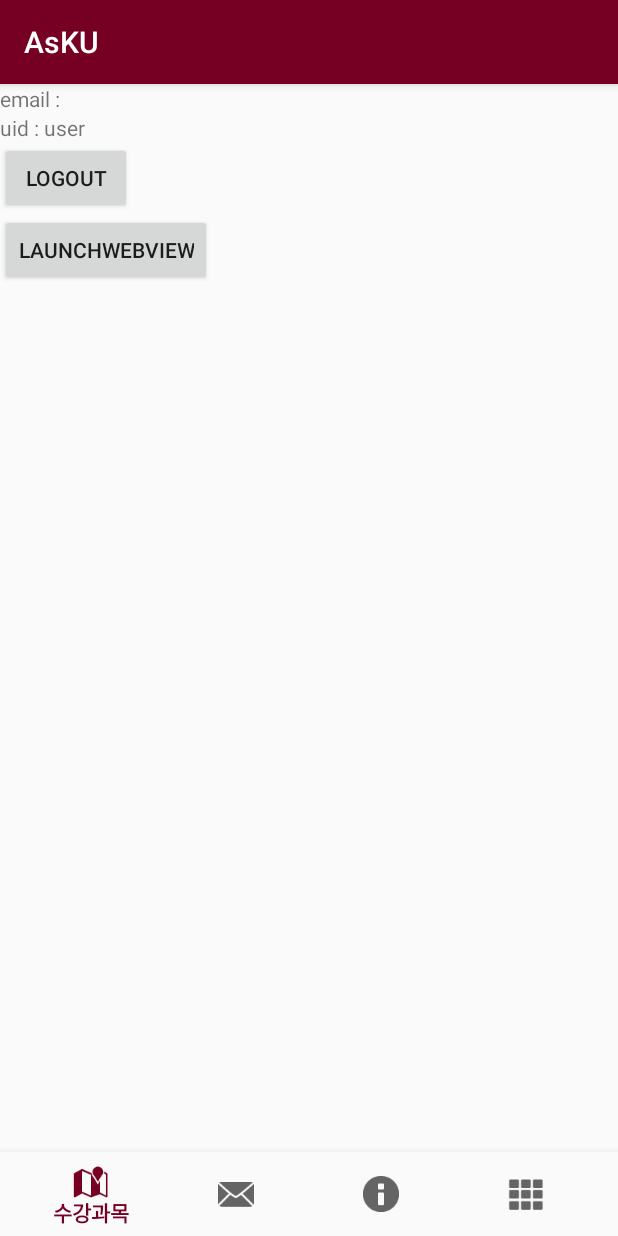
After one commit to os94/ASKU, an Android app: the fragment TestTabFragment placed in its activity, on a phone screen of 412 x 824 dp. The commit adds this screen. Run offline under Robolectric (Android 15) with nearby library versions, the light colour scheme and no system bars; our stand-ins replace Firebase (no records; nobody signed in at launch, a user with empty details on screens opened directly).

Commit message:
add a tab for test

```diff
--- a/app/src/main/AndroidManifest.xml
+++ b/app/src/main/AndroidManifest.xml
@@ -22,6 +22,9 @@
         <activity android:name=".TestActivity" />
         <activity android:name=".LoginActivity" />
         <activity android:name=".SignUpActivity" />
+        <activity android:name=".MsgTabActivity" />
+        <activity android:name=".MyInfoActivity" />
+
     </application>
 
 </manifest>
--- /dev/null
+++ b/app/src/main/java/kr/ac/korea/lecturestalk/kulecturestalk/TestTabFragment.java
@@ -0,0 +1,63 @@
+package kr.ac.korea.lecturestalk.kulecturestalk;
+
+import android.content.Intent;
+import android.os.Bundle;
+import android.support.annotation.Nullable;
+import android.support.v4.app.Fragment;
+import android.util.Log;
+import android.view.LayoutInflater;
+import android.view.View;
+import android.view.ViewGroup;
+import android.widget.Button;
+import android.widget.TextView;
+
+import com.google.firebase.auth.FirebaseAuth;
+
+public class TestTabFragment extends Fragment {
+    private FirebaseAuth mFirebaseAuth;
+
+    @Nullable
+    @Override
+    public View onCreateView(LayoutInflater inflater, @Nullable ViewGroup container, @Nullable Bundle savedInstanceState) {
+        View view = inflater.inflate(R.layout.fragment_testtab, container, false);
+
+        mFirebaseAuth = FirebaseAuth.getInstance();
+
+        TextView email = (TextView) view.findViewById(R.id.email);
+        email.setText("email : " + mFirebaseAuth.getCurrentUser().getEmail());
+
+        TextView uid = (TextView) view.findViewById(R.id.uid);
+        uid.setText("uid : " + mFirebaseAuth.getCurrentUser().getUid());
+
+        Log.d("getPhotoUrl", "" + mFirebaseAuth.getCurrentUser().getPhotoUrl());
+        Log.d("getDisplayName", "" + mFirebaseAuth.getCurrentUser().getDisplayName());
+        Log.d("getPhoneNumber", "" + mFirebaseAuth.getCurrentUser().getPhoneNumber());
+
+        Button logout = (Button) view.findViewById(R.id.logout);
+        logout.setOnClickListener(new View.OnClickListener() {
+            @Override
+            public void onClick(View v) {
+                if(mFirebaseAuth.getCurrentUser() != null) {
+                    mFirebaseAuth.signOut();
+                    if (getActivity() != null) {
+                        startActivity(new Intent(getActivity(), LoginActivity.class));
+                        getActivity().finish();
+                    }
+                }
+            }
+        });
+
+        Button LaunchWebView = (Button) view.findViewById(R.id.LaunchWebView);
+        LaunchWebView.setOnClickListener(new View.OnClickListener() {
+            @Override
+            public void onClick(View v) {
+
+                if (getActivity() != null) {
+                    startActivity(new Intent(getActivity(), WebViewActivity.class));
+                }
+            }
+        });
+
+        return view;
+    }
+}
--- /dev/null
+++ b/app/src/main/res/layout/fragment_testtab.xml
@@ -0,0 +1,29 @@
+<?xml version="1.0" encoding="utf-8"?>
+<LinearLayout xmlns:android="http://schemas.android.com/apk/res/android"
+    android:layout_width="match_parent"
+    android:layout_height="match_parent"
+    android:orientation="vertical">
+
+    <TextView
+        android:id="@+id/email"
+        android:layout_width="wrap_content"
+        android:layout_height="wrap_content" />
+
+    <TextView
+        android:id="@+id/uid"
+        android:layout_width="wrap_content"
+        android:layout_height="wrap_content" />
+
+    <Button
+        android:id="@+id/logout"
+        android:layout_width="wrap_content"
+        android:layout_height="wrap_content"
+        android:text="logout" />
+
+    <Button
+        android:id="@+id/LaunchWebView"
+        android:layout_width="wrap_content"
+        android:layout_height="wrap_content"
+        android:text="LaunchWebView" />
+
+</LinearLayout>
--- a/app/src/main/res/menu/bottombar_menu.xml
+++ b/app/src/main/res/menu/bottombar_menu.xml
@@ -4,19 +4,28 @@
 
     <item
         android:id="@+id/menu_lectures"
-        app:showAsAction="ifRoom"
         android:enabled="true"
         android:icon="@android:drawable/ic_dialog_map"
-        android:title="수강과목" />
+        android:title="수강과목"
+        app:showAsAction="always" />
+
     <item
         android:id="@+id/menu_messages"
-        app:showAsAction="ifRoom"
         android:icon="@android:drawable/ic_dialog_email"
-        android:title="쪽지함" />
+        android:title="쪽지함"
+        app:showAsAction="always" />
+
     <item
         android:id="@+id/menu_mypage"
-        app:showAsAction="ifRoom"
         android:enabled="true"
         android:icon="@android:drawable/ic_dialog_info"
-        android:title="MY" />
+        android:title="MY"
+        app:showAsAction="always" />
+
+    <item
+        android:id="@+id/menu_test"
+        android:enabled="true"
+        android:icon="@android:drawable/ic_dialog_dialer"
+        android:title="테스트"
+        app:showAsAction="always" />
 </menu>
```
Also changed, not shown: app/src/main/java/kr/ac/korea/lecturestalk/kulecturestalk/MainActivity.java (+7 -35 lines), app/src/main/res/layout/activity_main.xml (+0 -20 lines).
